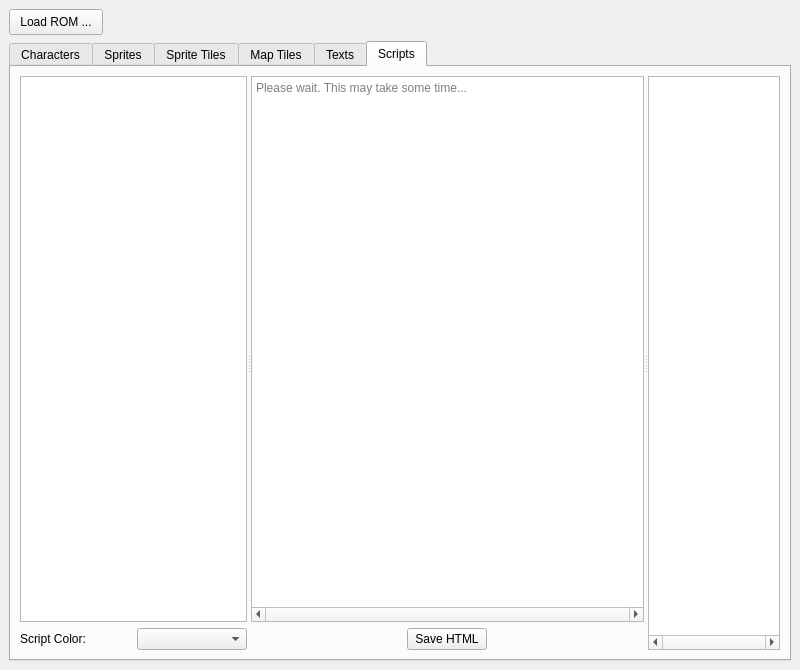
The window that mainwindow.ui (black-sliver/SoETilesViewer) describes before a commit, drawn with Qt 5.
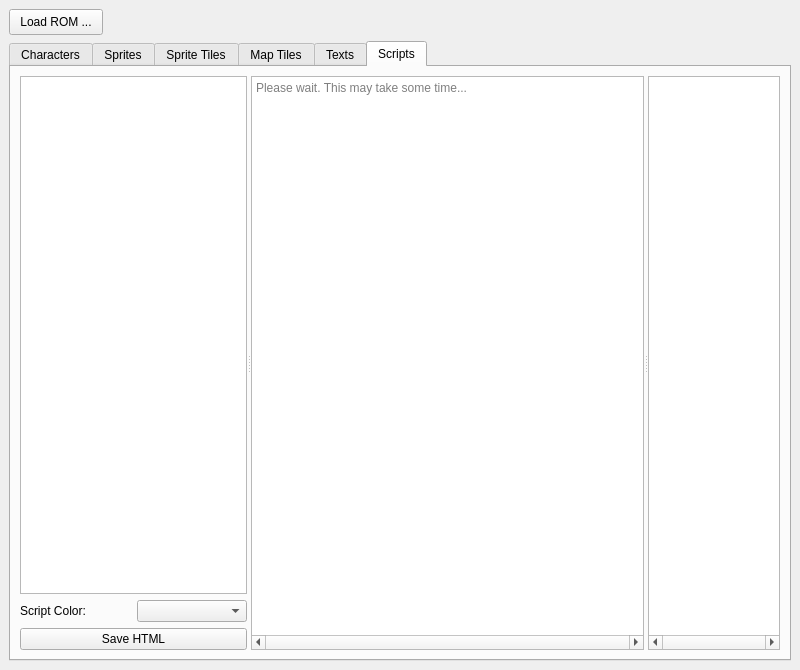
The same window after the commit. The open tabs and pages were chosen to show the change. Icons and pictures are not drawn. Custom widgets are drawn as their Qt base class.

Commit message: scripts: move and rename 'save html' button

Diff of the .ui file:
```diff
--- a/mainwindow.ui
+++ b/mainwindow.ui
@@ -1521,11 +1521,18 @@
               </item>
              </layout>
             </item>
-           </layout>
-          </widget>
-          <widget class="QWidget" name="verticalLayoutWidget2">
-           <layout class="QVBoxLayout" name="vboxScriptsHTML">
             <item>
+             <widget class="QPushButton" name="btnScriptsSaveHTML">
+              <property name="enabled">
+               <bool>true</bool>
+              </property>
+              <property name="text">
+               <string>Save HTML</string>
+              </property>
+             </widget>
+            </item>
+           </layout>
+          </widget>
              <widget class="QTextBrowser" name="txtScripts">
               <property name="sizePolicy">
                <sizepolicy hsizetype="MinimumExpanding" vsizetype="Expanding">
@@ -1545,19 +1552,6 @@
               <property name="placeholderText">
                <string>Please wait. This may take some time...</string>
               </property>
-             </widget>
-            </item>
-            <item alignment="Qt::AlignHCenter">
-             <widget class="QPushButton" name="saveHTMLButton">
-              <property name="enabled">
-               <bool>true</bool>
-              </property>
-              <property name="text">
-               <string>Save HTML</string>
-              </property>
-             </widget>
-            </item>
-           </layout>
           </widget>
           <widget class="QTextBrowser" name="hexScripts">
            <property name="sizePolicy">
```
Left out of the diff: 2 changed lines with no effect on the pictures. Lines whose indentation alone changed are shown as unchanged. The commit also changes 2 other files.
